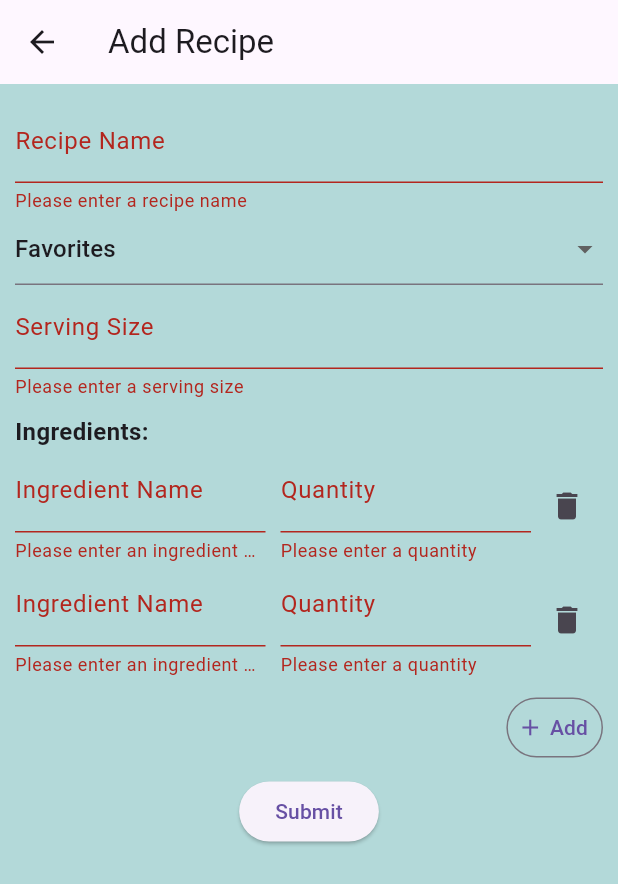
After one commit to darlynvp/recipe-organizer, a Flutter app: the AddRecipePage screen opened directly, after a tap on "Add", after a tap on "Submit", on a phone screen of 412 x 824 dp. The commit adds this screen. Shown: the top 884 px of the screen. Run offline on Flutter 3.47's test engine with Material 3 defaults, Android fonts, the light colour scheme and no system bars; network calls fail; Roboto replaces fonts that are missing (SF Pro).

Commit message:
Added form page base

```diff
--- /dev/null
+++ b/lib/add_recipe_form.dart
@@ -0,0 +1,196 @@
+import 'package:flutter/material.dart';
+import 'package:flutter/services.dart';
+
+import 'data.dart';
+
+
+class AddRecipeForm extends StatefulWidget {
+  const AddRecipeForm({Key? key}) : super(key: key);
+
+  @override
+  State<AddRecipeForm> createState() => _AddRecipeFormState();
+}
+
+class _AddRecipeFormState extends State<AddRecipeForm> {
+
+  final _formKey = GlobalKey<FormState>();
+  String? _selectedValue = chips[0];
+  List<Ingredient> ingredients = [Ingredient(name: '', quantity: '')];
+
+  @override
+  Widget build(BuildContext context) {
+
+    return Align(
+      alignment: Alignment.topCenter,
+      child: SingleChildScrollView(
+        child: Padding(
+          padding: const EdgeInsets.all(10.0),
+          child: Form(
+            key: _formKey,
+            child: Column(
+              children: [
+                TextFormField(                  // Recipe name input
+                  decoration: const InputDecoration(
+                    labelText: 'Recipe Name',
+                  ),
+                  validator: (value) {
+                    if (value == null || value.isEmpty) {
+                      return 'Please enter a recipe name';
+                    }
+                    return null;
+                  },
+                ),
+                DropdownButtonFormField(        // Category selection
+                  initialValue: _selectedValue,
+                  items: chips.map((option) => DropdownMenuItem(
+                    value: option,
+                    child: Text(option),
+                  )).toList(),
+                  onChanged: (value) {
+                    setState(() {
+                      _selectedValue = value;
+                    });
+                  },
+                ),
+                TextFormField(                // Serving size input
+                  decoration: const InputDecoration(
+                    labelText: 'Serving Size',
+                  ),
+                  keyboardType: TextInputType.number,
+                  inputFormatters: [
+                    FilteringTextInputFormatter.digitsOnly,
+                  ],
+                  validator: (value) {
+                    if (value == null || value.isEmpty) {
+                      return 'Please enter a serving size';
+                    }
+                    return null;
+                  },
+                ),
+                Container(
+                  child: Padding(
+                    padding: const EdgeInsets.fromLTRB(0, 10.0, 0, 0),
+                    child: Column(
+                      crossAxisAlignment: CrossAxisAlignment.start,
+                      children: [
+                          const Text(
+                            'Ingredients: ',
+                            style: TextStyle(
+                              fontSize: 16,
+                              fontWeight: FontWeight.bold,
+                            ),
+                          ),
+                        ...ingredients.map((ingredient) => IngredientInput(
+                          ingredient: ingredient,
+                          onDelete: () {
+                            if (ingredients.length <= 1) return;
+                            setState(() {
+                              ingredients.remove(ingredient);
+                            });
+                          },
+                        )),
+                        Padding(
+                          padding: const EdgeInsets.fromLTRB(0, 10.0, 0, 0),
+                          child: Center(
+                            child: Align(
+                              alignment: Alignment.centerRight,
+                              child: OutlinedButton(
+                                onPressed: () {
+                                  setState(() {
+                                    ingredients.add(Ingredient(name: '', quantity: ''));
+                                  });
+                                },
+                                style: OutlinedButton.styleFrom(
+                                  padding: EdgeInsets.fromLTRB(7.0, 0, 10.0, 0),
+                                ),
+                                child: Row(
+                                  mainAxisSize: MainAxisSize.min,
+                                  children: const [
+                                    Icon(Icons.add),
+                                    SizedBox(width: 4),
+                                    Text('Add'),
+                                  ],
+                                ),
+                              ),
+                            ),
+                          ),
+                        ),
+                      ],
+                    ),
+                  ),
+                ),
+                Padding(
+                  padding: const EdgeInsets.all(8.0),
+                  child: ElevatedButton(
+                    onPressed: () {
+                      if (_formKey.currentState!.validate()) {
+                        // Process data
+                      }
+                    },
+                    child: const Text('Submit'),
+                  ),
+                ),
+              ],
+            ),
+          ),
+        )
+      )
+    );
+  }
+
+}
+
+class IngredientInput extends StatefulWidget {
+  const IngredientInput({Key? key, required this.ingredient, required this.onDelete}) : super(key: key);
+  final Ingredient ingredient;
+  final VoidCallback onDelete;
+
+  @override
+  State<IngredientInput> createState() => _IngredientInputState();
+}
+
+class _IngredientInputState extends State<IngredientInput> {
+
+  @override
+  Widget build(BuildContext context) {
+    return Row(
+      children: [
+        Expanded(
+          child: TextFormField(
+            decoration: const InputDecoration(
+              labelText: 'Ingredient Name',
+            ),
+            validator: (value) {
+              if (value == null || value.isEmpty) {
+                return 'Please enter an ingredient name';
+              }
+              return null;
+            },
+          ),
+        ),
+        const SizedBox(width: 10),
+        Expanded(
+          child: TextFormField(
+            decoration: const InputDecoration(
+              labelText: 'Quantity',
+            ),
+            validator: (value) {
+              if (value == null || value.isEmpty) {
+                return 'Please enter a quantity';
+              }
+              return null;
+            },
+          ),
+        ),
+        IconButton(onPressed: widget.onDelete, icon: Icon(Icons.delete))
+      ],
+    );
+  }
+}
+
+class Ingredient {
+  String name;
+  String quantity;
+
+  Ingredient({required this.name, required this.quantity});
+}
--- /dev/null
+++ b/lib/add_recipe_page.dart
@@ -0,0 +1,23 @@
+import 'package:flutter/material.dart';
+import 'add_recipe_form.dart';
+
+class AddRecipePage extends StatefulWidget {
+  const AddRecipePage({Key? key}) : super(key: key);
+
+  @override
+  State<AddRecipePage> createState() => _AddRecipePageState();
+}
+
+class _AddRecipePageState extends State<AddRecipePage> {
+  @override
+  Widget build(BuildContext context) {
+    return Scaffold(
+      appBar: AppBar(
+        title: const Text('Add Recipe'),
+      ),
+      body: const Center(
+        child: AddRecipeForm(),
+      ),
+    );
+  }
+}
--- /dev/null
+++ b/lib/data.dart
@@ -0,0 +1,6 @@
+final List<String> chips = ['Favorites', 'Breakfast', 'Lunch', 'Dinner']; //the different tabs for types of recipes to look for
+
+  //recipes that are there and would be added after
+  final List<Map<String, String>> recipes = [
+   {'name': 'Spaghetti', 'category': 'Dinner', 'image': 'https://images.unsplash.com/photo-1621996346565-e3dbc646d9a9?w=300'},
+  ];
--- a/lib/main.dart
+++ b/lib/main.dart
@@ -4,6 +4,7 @@ import 'package:recipeorganizer/main_page.dart';
 void main() {
   runApp(const RecipeApp());
 }
+
 class RecipeApp extends StatelessWidget {
   const RecipeApp({Key? key}) : super(key: key);
 
--- a/lib/main_page.dart
+++ b/lib/main_page.dart
@@ -1,4 +1,7 @@
 import 'package:flutter/material.dart';
+
+import 'add_recipe_page.dart';
+import 'data.dart';
 
 //run with workspace
 //run with simulator
@@ -15,13 +18,6 @@ class _MainPageState extends State<MainPage> {
   int _selectedChip = 0;
   int _selectedNav = 0;
   final TextEditingController _searchController = TextEditingController();
-
-  final List<String> chips = ['Favorites', 'Breakfast', 'Lunch', 'Dinner']; //the different tabs for types of recipes to look for
-
-  //recipes that are there and would be added after
-  final List<Map<String, String>> recipes = [
-   {'name': 'Spaghetti', 'category': 'Dinner', 'image': 'https://images.unsplash.com/photo-1621996346565-e3dbc646d9a9?w=300'},
-  ];
 
   @override
   Widget build(BuildContext context) {
@@ -251,18 +247,21 @@ class _MainPageState extends State<MainPage> {
       child: Row(
         mainAxisAlignment: MainAxisAlignment.spaceAround,
         children: [
-          _buildNavItem(Icons.home, 0),
-          _buildNavItem(Icons.add_circle_outline, 1),
-          _buildNavItem(Icons.person_outline, 2),
+          _buildNavItem(Icons.home, const MainPage(), 0),
+          _buildNavItem(Icons.add_circle_outline, const AddRecipePage(), 1),
+          _buildNavItem(Icons.person_outline, const MainPage(), 2),
         ],
       ),
     );
   }
 
-  Widget _buildNavItem(IconData icon, int index) {
+  Widget _buildNavItem(IconData icon, Widget page, int index) {
     final isSelected = _selectedNav == index;
     return GestureDetector(
-      onTap: () => setState(() => _selectedNav = index),
+      onTap: () {
+        Navigator.push(context, MaterialPageRoute(builder: (context) => page));
+
+      },
       child: Icon(
         icon,
         size: 28,
@@ -276,4 +275,5 @@ class _MainPageState extends State<MainPage> {
     _searchController.dispose();
     super.dispose();
   }
+
 }
```
